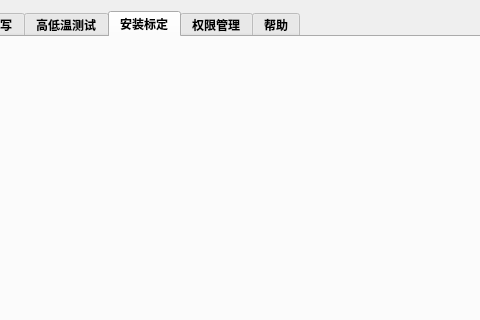
Old version of the form src/app/view/businessform/udsform.ui in the repository nealwang123/template2; both pictures show x 253 to 733 and y 0 to 320 of the 974 by 723 pixel window.
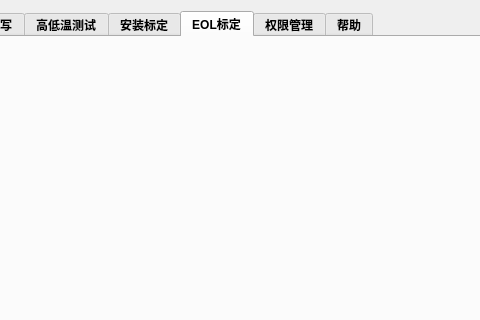
New version of the form. Icons and pictures are not drawn.

Commit message: 添加初相校准功能； 1：UDS改为单例模式 2：udsform sendandreceive函数转到uds类里，区别uds形式交互发送函数，前添加normal

```diff
--- a/src/app/view/businessform/udsform.ui
+++ b/src/app/view/businessform/udsform.ui
@@ -26,7 +26,7 @@
       </font>
      </property>
      <property name="currentIndex">
-      <number>5</number>
+      <number>6</number>
      </property>
      <property name="movable">
       <bool>true</bool>
@@ -2066,6 +2066,16 @@
        </item>
       </layout>
      </widget>
+     <widget class="QWidget" name="tab_9">
+      <attribute name="title">
+       <string>EOL标定</string>
+      </attribute>
+      <layout class="QHBoxLayout" name="horizontalLayout_30">
+       <item>
+        <widget class="QWidget" name="widget_Initial" native="true"/>
+       </item>
+      </layout>
+     </widget>
      <widget class="QWidget" name="tab_4">
       <attribute name="title">
        <string>权限管理</string>
```
The commit also changes 9 other files.
